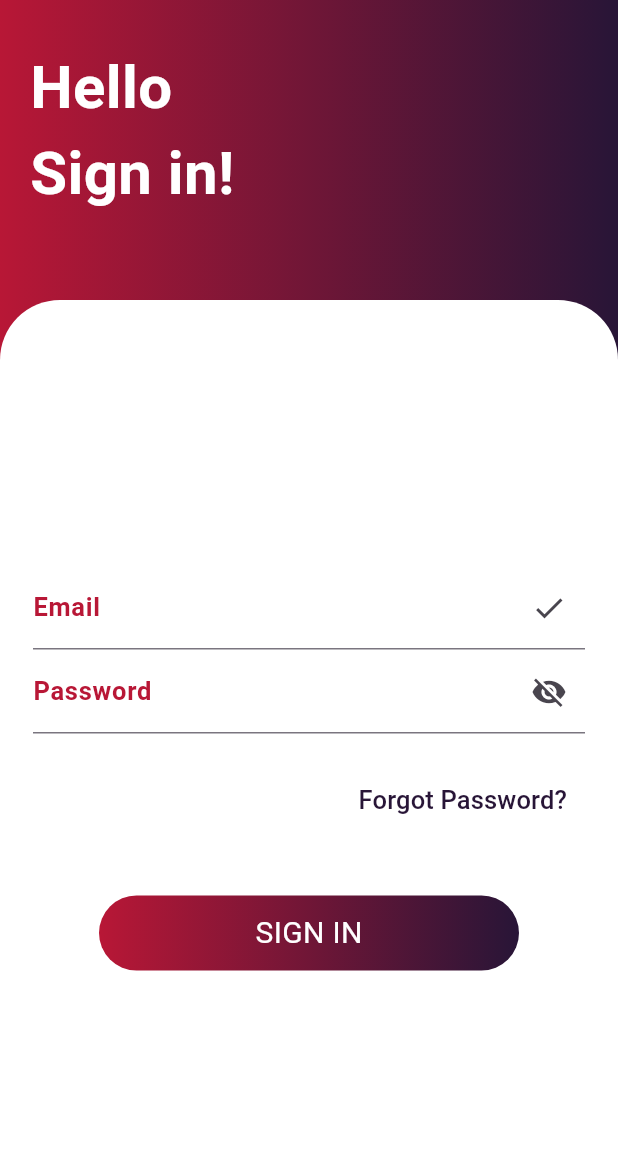
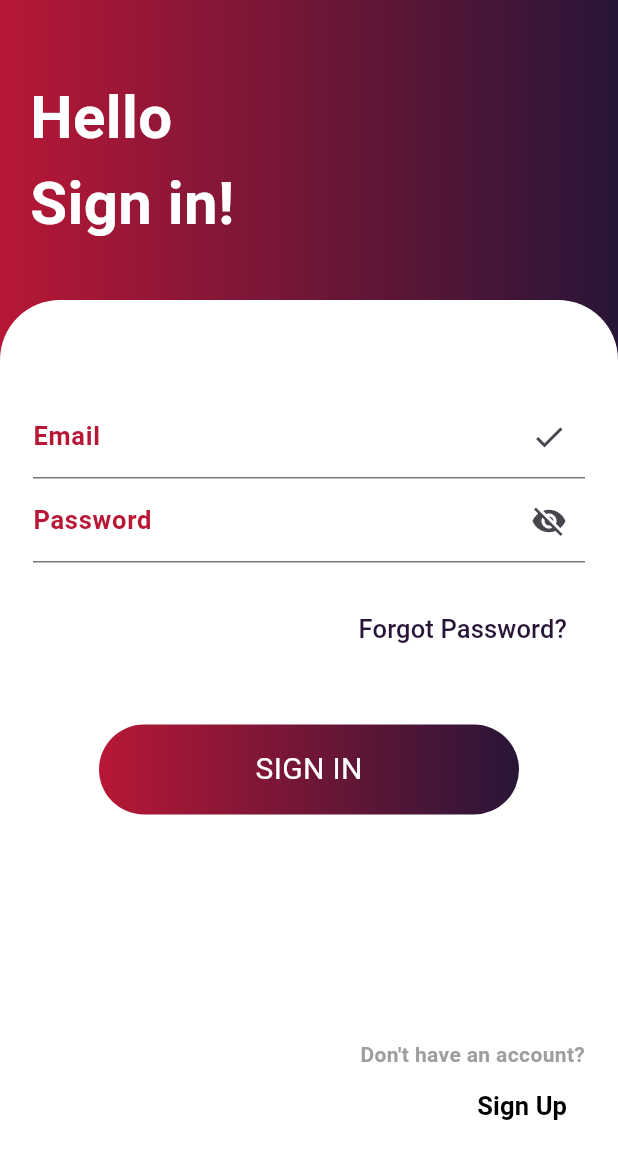
Before and after one commit to RichFlair/login_sign_up_screen, a Flutter app: the screen it shows after launch, on a phone screen of 412 x 824 dp. Shown: the top 1159 px of the screen. Run offline on Flutter 3.47's test engine with Material 3 defaults, Android fonts, the phone set to English and light mode, and no system bars.

Commit message:
designin the login screen

```diff
--- a/lib/login_screen.dart
+++ b/lib/login_screen.dart
@@ -21,7 +21,7 @@
             ),
             child: const Padding(
               padding: EdgeInsets.only(
-                top: 30,
+                top: 50,
                 left: 20,
               ),
               child: Text(
@@ -89,9 +89,11 @@
                       ),
                     ),
                     const SizedBox(height: 40),
-                    Container(
+                    InkWell(
+                      onTap: () {},
+                      child: Container(
                         alignment: Alignment.center,
-                      height: 50,
+                        height: 60,
                         width: 280,
                         decoration: const BoxDecoration(
                           borderRadius: BorderRadius.all(
@@ -106,9 +108,39 @@
                         ),
                         child: const Text(
                           'SIGN IN',
-                        style: TextStyle(color: Colors.white, fontSize: 20),
+                          style: TextStyle(
+                            color: Colors.white,
+                            fontSize: 20,
                           ),
-                    )
+                        ),
+                      ),
+                    ),
+                    const SizedBox(height: 150),
+                    Align(
+                      alignment: Alignment.bottomRight,
+                      child: Column(
+                        crossAxisAlignment: CrossAxisAlignment.end,
+                        children: [
+                          const Text(
+                            'Don\'t have an account?',
+                            style: TextStyle(
+                              color: Colors.grey,
+                              fontWeight: FontWeight.bold,
+                            ),
+                          ),
+                          TextButton(
+                            onPressed: () {},
+                            child: const Text(
+                              'Sign Up',
+                              style: TextStyle(
+                                  color: Colors.black,
+                                  fontWeight: FontWeight.bold,
+                                  fontSize: 17),
+                            ),
+                          ),
+                        ],
+                      ),
+                    ),
                   ],
                 ),
               ),
```
Lines whose indentation alone changed are shown as unchanged.
